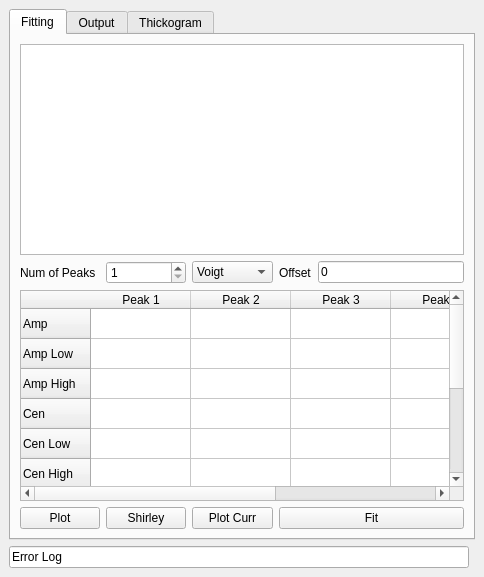
First picture: the form in src/Ui_Files/DockWidgets/dw_XPS_0.ui, repository austinmcano/GeorgeGroupGui, before the edit.
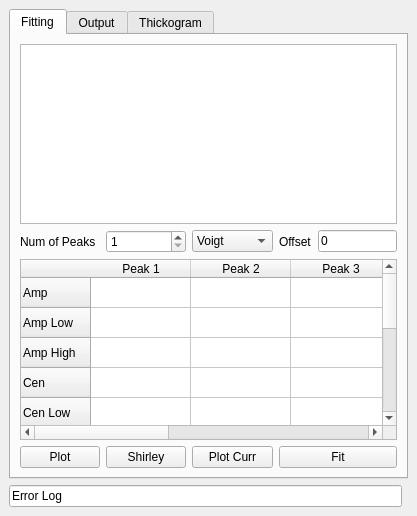
Second picture: the form after the edit.

Patch:
```diff
--- a/src/Ui_Files/DockWidgets/dw_XPS_0.ui
+++ b/src/Ui_Files/DockWidgets/dw_XPS_0.ui
@@ -6,8 +6,8 @@
    <rect>
     <x>0</x>
     <y>0</y>
-    <width>484</width>
-    <height>577</height>
+    <width>417</width>
+    <height>516</height>
    </rect>
   </property>
   <property name="windowTitle">
```
